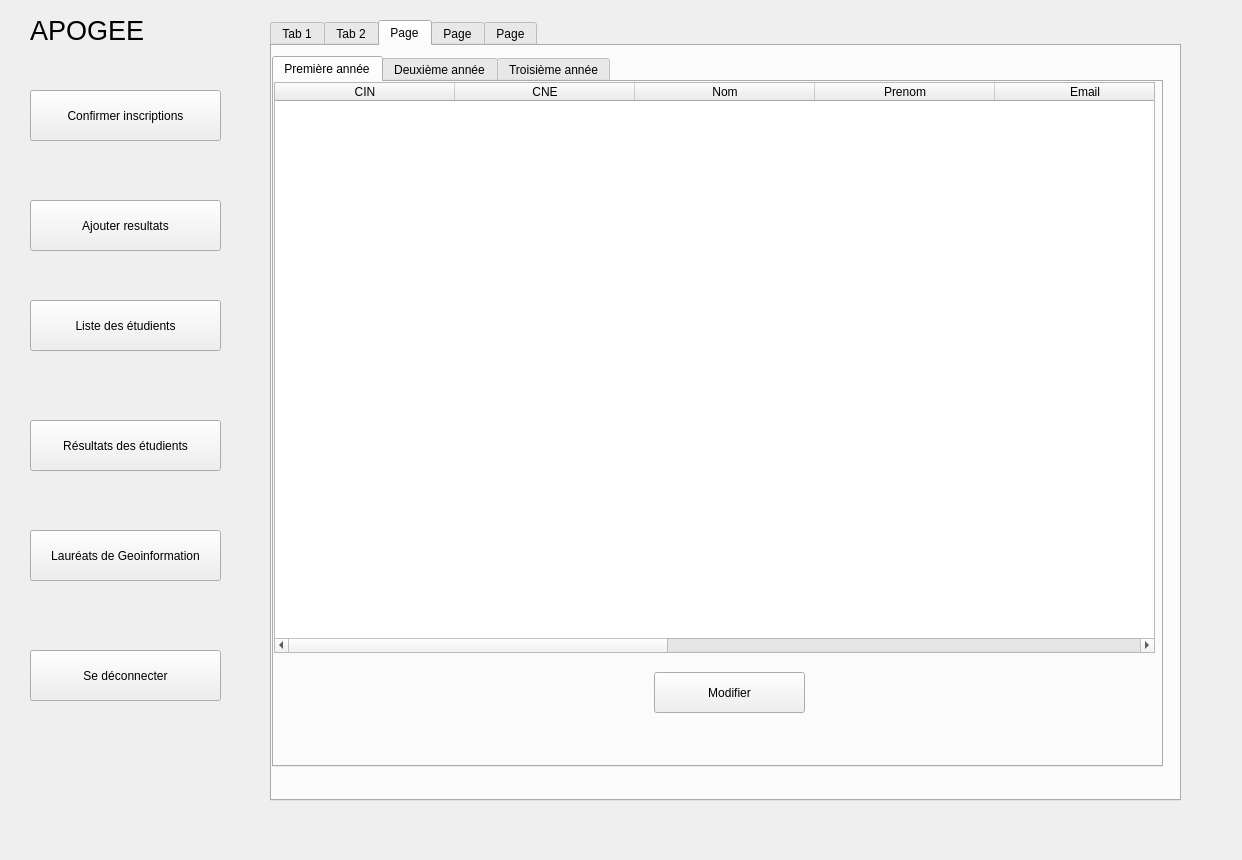
The window that MainAdmin.ui (Ayoub101010/Apoge) describes before a commit, drawn with Qt 5.
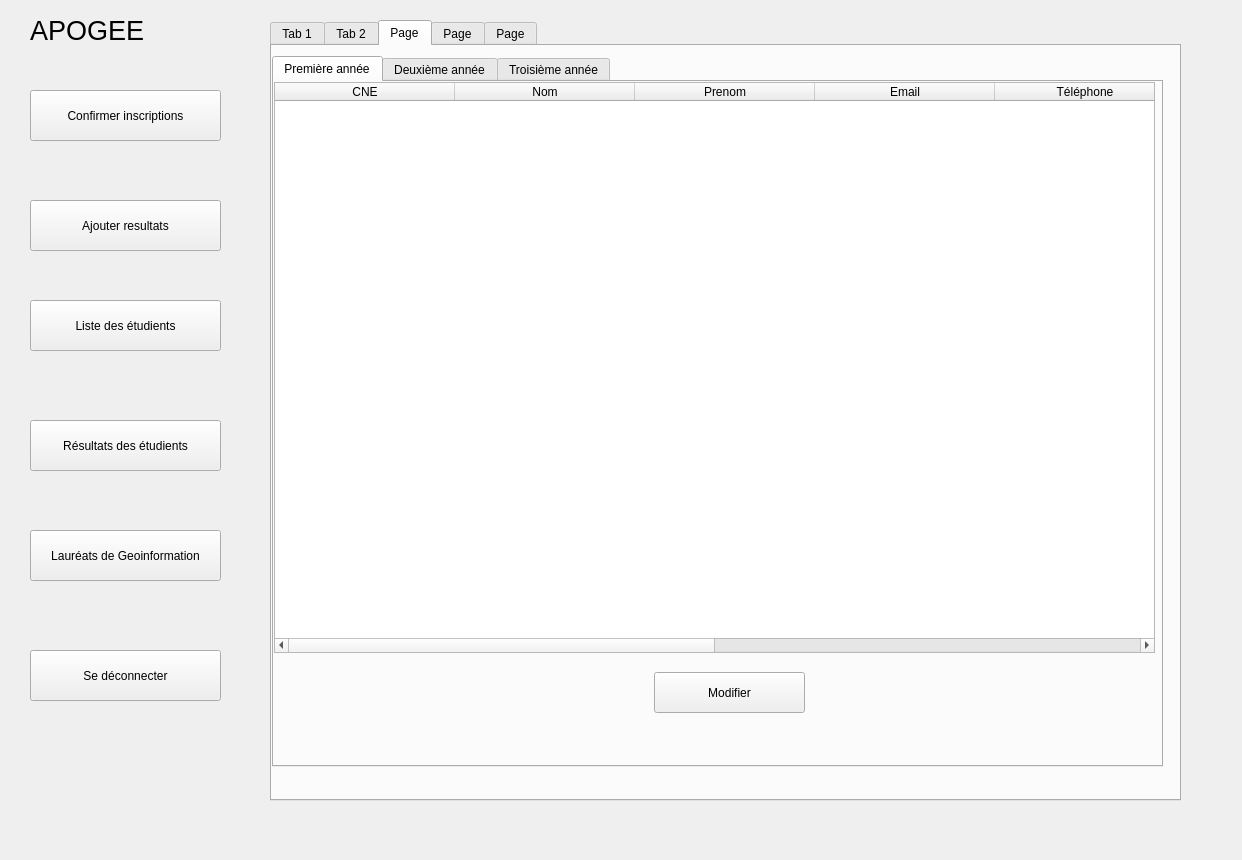
The same window after the commit. The open tabs and pages were chosen to show the change.

The edit to the form file:
```diff
--- a/MainAdmin.ui
+++ b/MainAdmin.ui
@@ -1121,11 +1121,6 @@
        <attribute name="horizontalHeaderDefaultSectionSize">
         <number>180</number>
        </attribute>
-       <column>
-        <property name="text">
-         <string>CIN</string>
-        </property>
-       </column>
        <column>
         <property name="text">
          <string>CNE</string>
```
Left out of the diff: 16 changed lines with no effect on the pictures.
